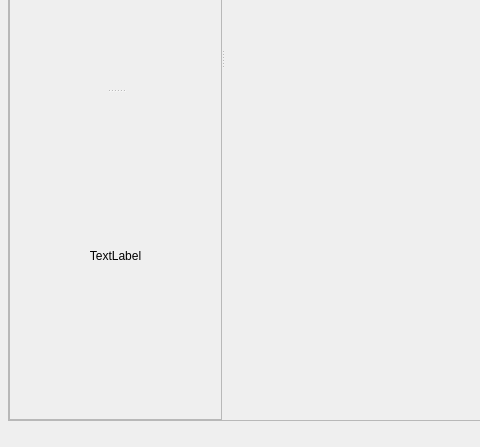
lywlywly/music-player, file src/mainwindow.ui: the form before one commit; both pictures show x 0 to 480 and y 353 to 800 of the 1280 by 800 pixel window.
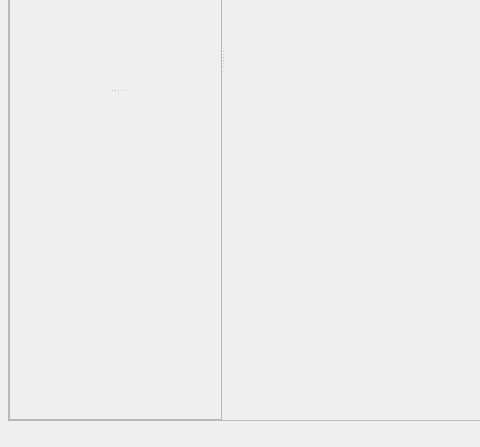
The form after the commit. Custom widgets are drawn as their Qt base class.

Commit message:
fix: remove placeholder text from empty artwork panel
The artwork label still had Qt Designer's default "TextLabel" text, so
it was shown whenever no song was loaded. Make the label start empty.

Patch:
```diff
--- a/src/mainwindow.ui
+++ b/src/mainwindow.ui
@@ -235,7 +235,7 @@
                  </size>
                 </property>
                 <property name="text">
-                 <string>TextLabel</string>
+                 <string/>
                 </property>
                 <property name="alignment">
                  <set>Qt::AlignmentFlag::AlignCenter</set>
```
